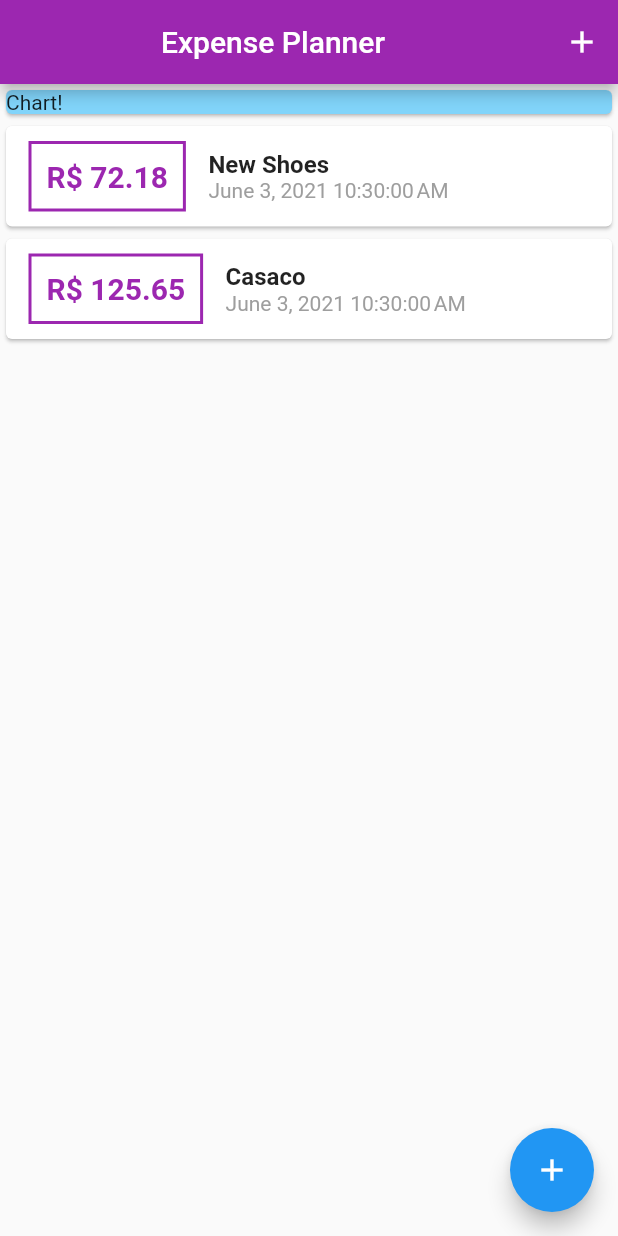
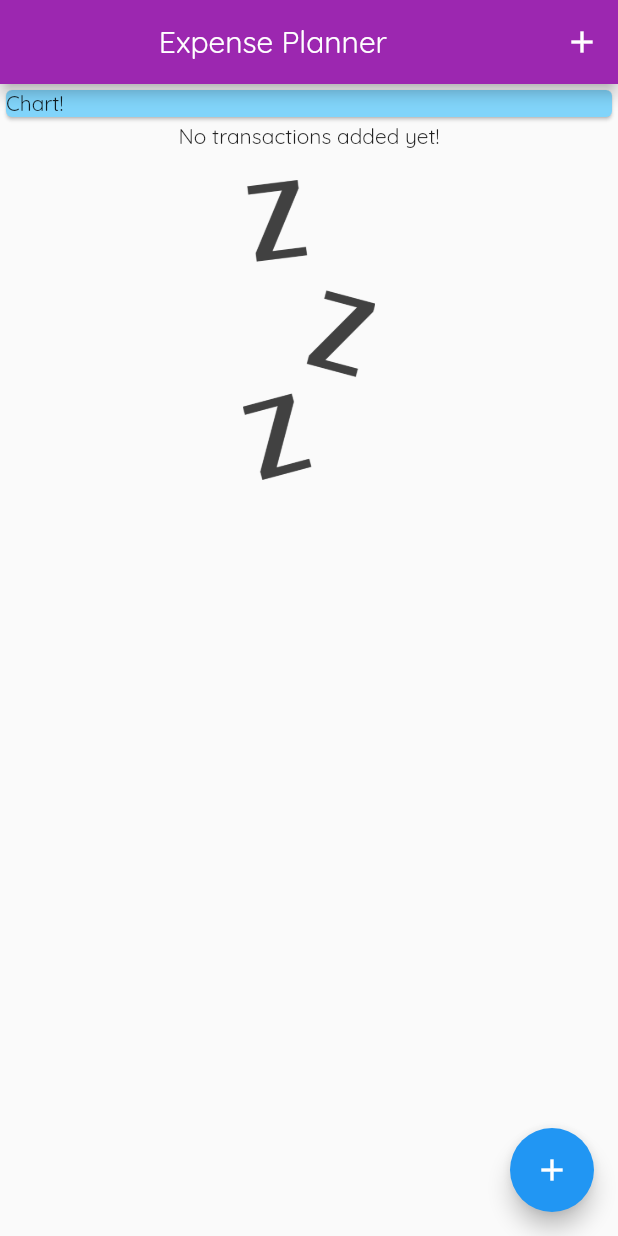
Before and after one commit to khalilpan/flutter-expense_planner, a Flutter app: the screen it shows after launch, on a phone screen of 412 x 824 dp. Run offline on Flutter 3.47's test engine with Material 2 defaults, Android fonts, the phone set to English and light mode, and no system bars.

Commit message:
adding image to empty list

```diff
--- a/lib/main.dart
+++ b/lib/main.dart
@@ -17,6 +17,7 @@ class MyApp extends StatelessWidget {
       theme: ThemeData(
         primarySwatch: Colors.purple,
         accentColor: Colors.blue,
+        fontFamily: 'QuickSand',
       ),
     );
   }
@@ -30,18 +31,18 @@ class MyHomePage extends StatefulWidget {
 
 class _MyAppState extends State<MyHomePage> {
   final List<Transaction> userTransactions = [
-    Transaction(
-      id: 't1',
-      title: 'New Shoes',
-      amount: 72.18,
-      date: DateTime.now(),
-    ),
-    Transaction(
-      id: 't2',
-      title: 'Casaco',
-      amount: 125.65,
-      date: DateTime.now(),
-    )
+    // Transaction(
+    //   id: 't1',
+    //   title: 'New Shoes',
+    //   amount: 72.18,
+    //   date: DateTime.now(),
+    // ),
+    // Transaction(
+    //   id: 't2',
+    //   title: 'Casaco',
+    //   amount: 125.65,
+    //   date: DateTime.now(),
+    // )
   ];
 
   void _addNewTransaction(String txTitle, double txAmount) {
--- a/lib/widgets/transaction_list.dart
+++ b/lib/widgets/transaction_list.dart
@@ -13,7 +13,24 @@ class TransactionList extends StatelessWidget {
   Widget build(BuildContext context) {
     return Container(
       height: 370,
-      child: ListView.builder(
+      child: userTransactions.isEmpty
+          ? Column(
+              // mainAxisAlignment: MainAxisAlignment.spaceEvenly,
+              children: <Widget>[
+                Text('No transactions added yet!'),
+                SizedBox(
+                  height: 20,
+                ),
+                Container(
+                  height: 200,
+                  child: Image.asset(
+                    'assets/images/waiting.png',
+                    fit: BoxFit.cover,
+                  ),
+                ),
+              ],
+            )
+          : ListView.builder(
               itemBuilder: (contex, index) {
                 return Card(
                   child: Row(
```
Also changed, not shown: pubspec.yaml (+14 -11 lines), assets/fonts/OpenSans-Bold.ttf (added), assets/fonts/OpenSans-Regular.ttf (added), assets/fonts/Quicksand-Bold.ttf (added), assets/fonts/Quicksand-Light.ttf (added), assets/fonts/Quicksand-Medium.ttf (added), assets/fonts/Quicksand-Regular.ttf (added), assets/images/waiting.png (added). Lines whose indentation alone changed are shown as unchanged.
